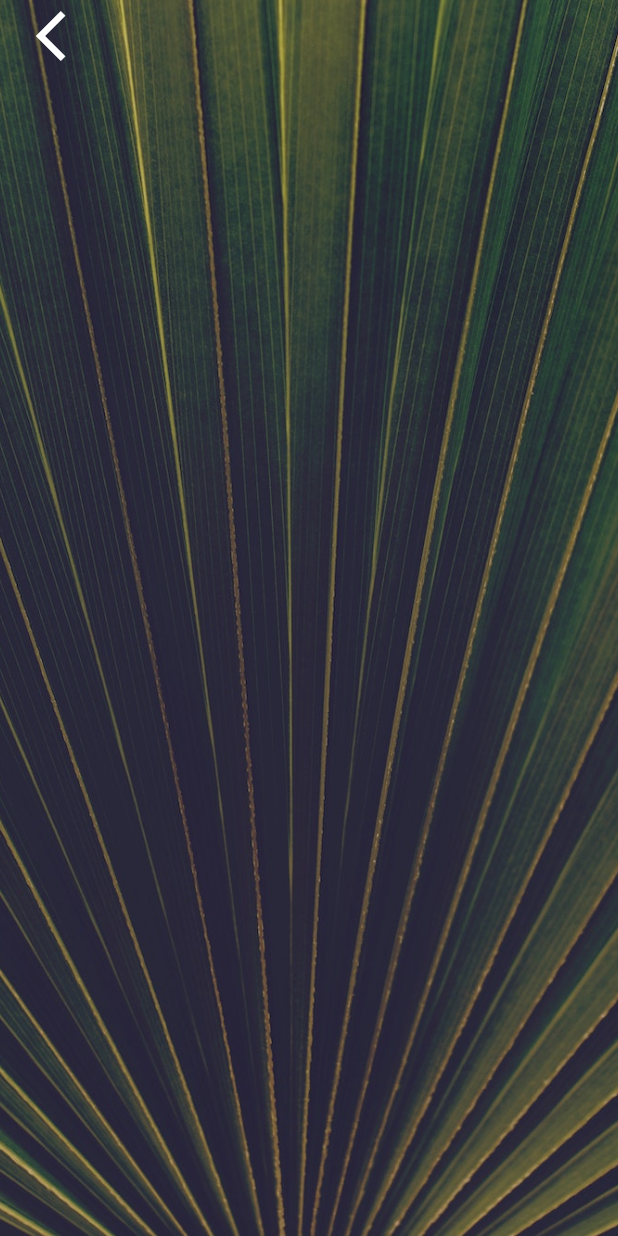
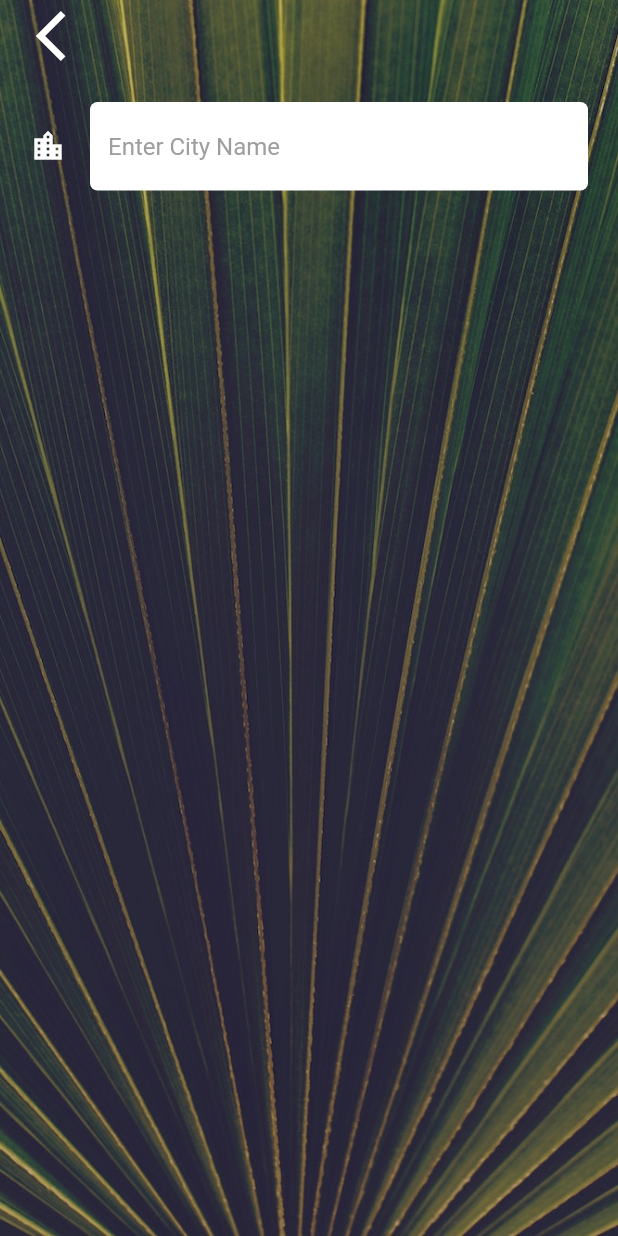
Before and after one commit to bukunmialuko/Xaea104, a Flutter app: the screen it shows after launch, on a phone screen of 412 x 824 dp. Run offline on Flutter 3.47's test engine with Material 2 defaults, Android fonts, the phone set to English and light mode, and no system bars; our stand-ins replace flutter_spinkit.

Commit message:
Working on city screen

```diff
--- a/lib/screens/city_screen.dart
+++ b/lib/screens/city_screen.dart
@@ -28,6 +28,33 @@ class _CityScreenState extends State<CityScreen> {
                       Icons.arrow_back_ios,
                       size: 40,
                     )),
+              ),
+              Container(
+                padding: EdgeInsets.all(20.0),
+                child: TextField(
+                  style: TextStyle(
+                    color: Colors.black
+                  ),
+                  decoration: InputDecoration(
+                    filled: true,
+                    fillColor: Colors.white,
+                    icon: Icon(
+                      Icons.location_city,
+                      color: Colors.white,
+                    ),
+                    hintText: "Enter City Name",
+                    hintStyle: TextStyle(
+                      color: Colors.grey
+                    ),
+                    border: OutlineInputBorder(
+                      borderRadius: BorderRadius.all(Radius.circular(5)),
+                      borderSide: BorderSide.none
+                    )
+                  ),
+                  onChanged: (value){
+                    print(value);
+                  },
+                ),
               )
             ],
           ),
```
